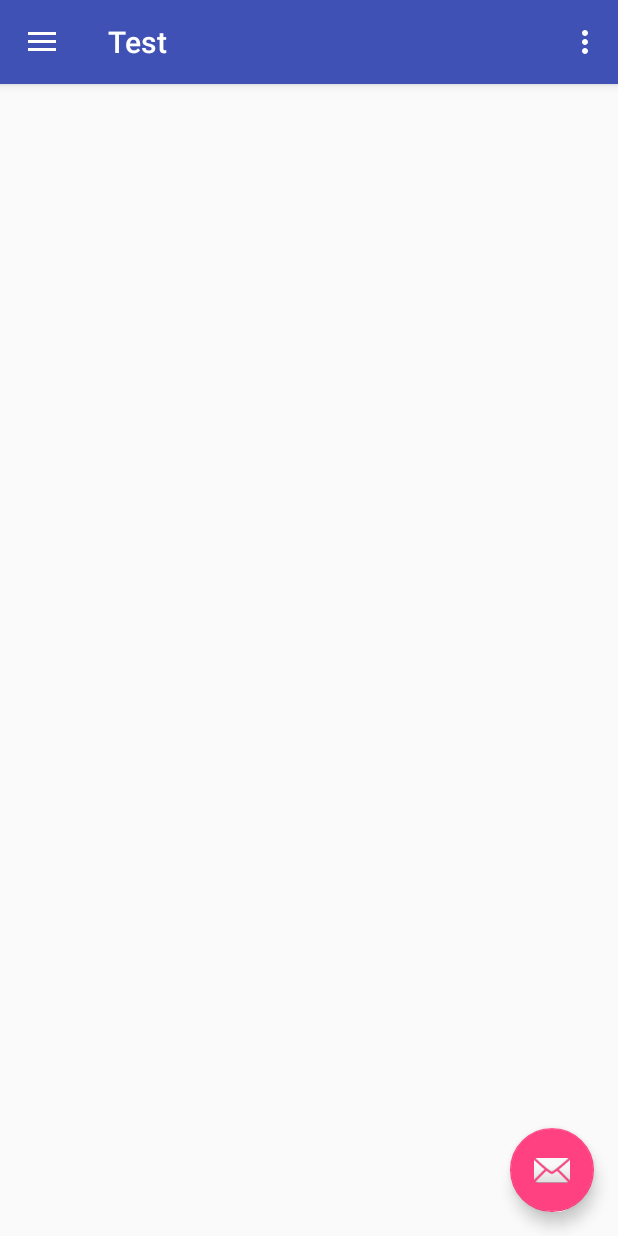
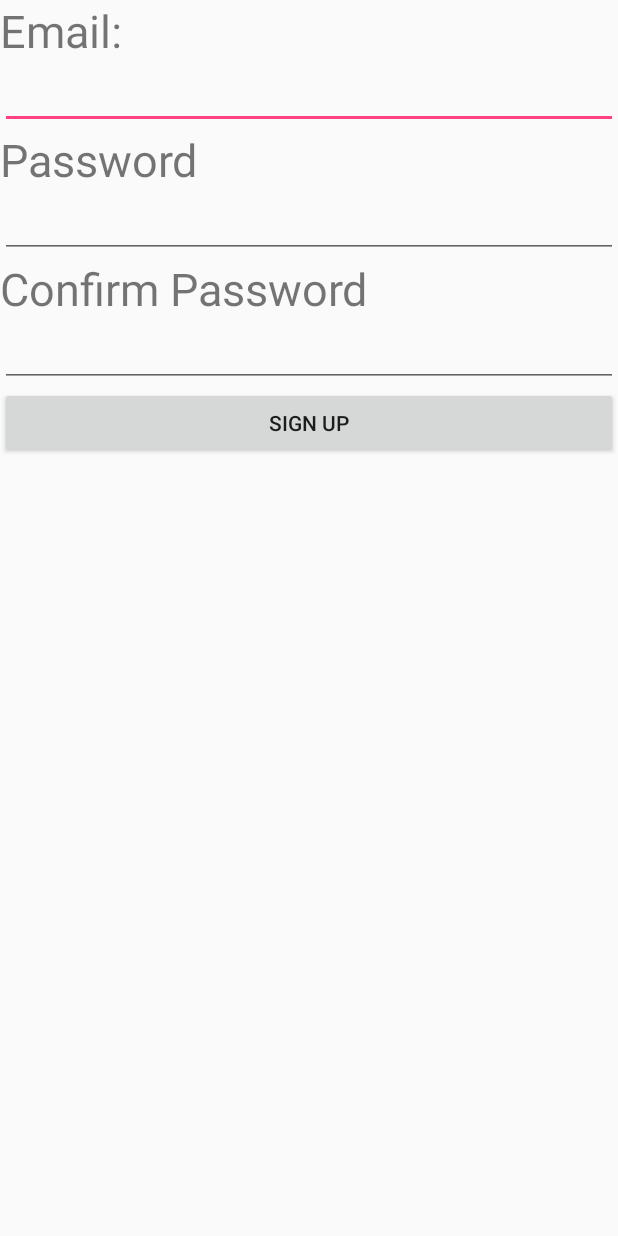
Before and after one commit to Ming4312/EventsHolding, an Android app: the screen it shows after launch (MainActivity before the commit, RegisterActivity after it), on a phone screen of 412 x 824 dp. Run offline under Robolectric (Android 15) with nearby library versions, the phone set to English and light mode, and no system bars; libraries missing offline, so code that uses them is left out: com.firebase.client, junit.framework.

Commit message:
change register and login method

```diff
--- a/app/src/main/AndroidManifest.xml
+++ b/app/src/main/AndroidManifest.xml
@@ -20,6 +20,8 @@
                 <category android:name="android.intent.category.LAUNCHER" />
             </intent-filter>
         </activity>
+        <activity android:name=".RegisterActivity"
+            android:label="Register"/>
     </application>
 
 </manifest>
--- a/app/src/main/java/com/example/kailun/test/MainActivity.java
+++ b/app/src/main/java/com/example/kailun/test/MainActivity.java
@@ -1,5 +1,8 @@
 package com.example.kailun.test;
 
+import android.app.FragmentTransaction;
+import android.content.Intent;
+import android.content.SharedPreferences;
 import android.os.Bundle;
 import android.support.design.widget.FloatingActionButton;
 import android.support.design.widget.Snackbar;
@@ -20,16 +23,21 @@ import com.firebase.client.Firebase;
 
 import junit.framework.Test;
 
+import org.w3c.dom.Text;
+
 public class MainActivity extends AppCompatActivity
         implements NavigationView.OnNavigationItemSelectedListener {
 
+    public static int REGISTER_REQUEST_CODE = 1;
+    public final  static String APP_STATUS="App Status";
+    public static MainActivity _this;
     @Override
     protected void onCreate(Bundle savedInstanceState) {
         super.onCreate(savedInstanceState);
         setContentView(R.layout.activity_main);
         Toolbar toolbar = (Toolbar) findViewById(R.id.toolbar);
         setSupportActionBar(toolbar);
-
+        _this = this;
 
 
         FloatingActionButton fab = (FloatingActionButton) findViewById(R.id.fab);
@@ -50,6 +58,12 @@ public class MainActivity extends AppCompatActivity
         NavigationView navigationView = (NavigationView) findViewById(R.id.nav_view);
 
         navigationView.setNavigationItemSelectedListener(this);
+
+        /*SharedPreferences preferences = getSharedPreferences(APP_STATUS,MODE_PRIVATE);
+        SharedPreferences.Editor editor = preferences.edit();
+        editor.remove("firstTime");
+        editor.commit();*/
+        firstRun();
     }
 
     @Override
@@ -113,4 +127,50 @@ public class MainActivity extends AppCompatActivity
         drawer.closeDrawer(GravityCompat.START);
         return true;
     }
+
+
+    public void onActivityResult(int requestCode, int resultCode, Intent data) {
+        //When signed up
+        if(requestCode == REGISTER_REQUEST_CODE){
+            if(resultCode == RESULT_OK){
+                setFirstTime();
+                goToLogin();
+
+            }
+        }
+
+    }
+    public void firstRun(){
+        SharedPreferences preferences = getSharedPreferences(APP_STATUS,MODE_PRIVATE);
+        Boolean isFirstTime = preferences.getBoolean("firstTime",true);
+        if(isFirstTime){
+            Intent intent = new Intent(this,RegisterActivity.class);
+            startActivityForResult(intent,REGISTER_REQUEST_CODE);
+        }else{
+            setNavHeaderText();
+        }
+    }
+    public void setFirstTime(){
+        //set boolean that the register form will not show on next time
+        SharedPreferences preferences = getSharedPreferences(APP_STATUS,MODE_PRIVATE);
+        SharedPreferences.Editor editor = preferences.edit();
+        editor.putBoolean("firstTime",false);
+        editor.commit();
+    }
+    public void goToLogin(){
+        //after sign up, go to login page
+        FragmentManager fragmentManager = getSupportFragmentManager();
+        Fragment fragment = new Login();
+        fragmentManager.beginTransaction().replace(R.id.container, fragment).commitAllowingStateLoss();
+        DrawerLayout drawer = (DrawerLayout) findViewById(R.id.drawer_layout);
+        drawer.closeDrawer(GravityCompat.START);
+    }
+    public void setNavHeaderText(){
+        //if logged in, change the header text to user email
+        NavigationView navigationView = (NavigationView) findViewById(R.id.nav_view);
+        navigationView.setNavigationItemSelectedListener(this);
+        View header=navigationView.getHeaderView(0);
+        TextView email = (TextView)header.findViewById(R.id.tv_logged_in_email);
+        email.setText(SaveSharedPreference.getUserName(MainActivity.this));
+    }
 }
--- /dev/null
+++ b/app/src/main/java/com/example/kailun/test/RegisterActivity.java
@@ -0,0 +1,77 @@
+package com.example.kailun.test;
+
+import android.app.Activity;
+import android.content.Intent;
+import android.os.Bundle;
+import android.view.View;
+import android.widget.Button;
+import android.widget.EditText;
+import android.widget.Toast;
+
+/**
+ * Created by kailun on 2016/9/3.
+ */
+public class RegisterActivity extends Activity {
+    EditText email;
+    EditText password;
+    EditText cpassword;
+    Button btn_signUp;
+    Intent intent;
+    @Override
+    protected void onCreate(Bundle savedInstanceState) {
+        super.onCreate(savedInstanceState);
+        setContentView(R.layout.activity_register);
+        intent = getIntent();
+        email = (EditText)findViewById(R.id.register_email);
+        password = (EditText)findViewById(R.id.register_password);
+        cpassword = (EditText)findViewById(R.id.register_con_password);
+        btn_signUp = (Button)findViewById(R.id.register_sign_up);
+        btn_signUp.setOnClickListener(new View.OnClickListener() {
+            @Override
+            public void onClick(View v) {
+                signUp();
+            }
+        });
+    }
+
+    public void signUp(){
+        String email = this.email.getText().toString();
+        String password = this.password.getText().toString();
+        String cpassword = this.cpassword.getText().toString();
+        //compare password and confirm password
+        if(!existingEmail()){
+            System.out.println("Enter");
+            if(password.equals(cpassword)){
+                if(validPassword(password)) {
+                    setResult(RESULT_OK, intent);
+                    finish();
+                }else{
+                    showToast("無效的密碼");
+                }
+            }else{
+                showToast("密碼確認錯誤");
+            }
+        }else{
+            //alert
+            showToast("郵件地址已被使用");
+        }
+
+
+    }
+    public boolean existingEmail(){
+
+        return  false;
+    }
+    public void showToast(String message){
+        Toast.makeText(this,message,Toast.LENGTH_LONG).show();
+    }
+    public boolean validPassword(String password){
+        //boolean hasSpecial   = !password.matches("[A-Za-z0-9 ]*");
+        boolean isNotEmpty = !password.equals("");
+        boolean isAtLeast8   = password.length() >=7;
+        boolean noConditions = !(password.contains("AND") || password.contains("NOT"));
+        boolean hasUppercase = !password.equals(password.toLowerCase());
+
+        return isNotEmpty && isAtLeast8 && noConditions && hasUppercase;
+    }
+}
--- a/app/src/main/res/layout/activity_login.xml
+++ b/app/src/main/res/layout/activity_login.xml
@@ -29,12 +29,6 @@
             android:layout_width="wrap_content"
             android:layout_height="wrap_content"
             android:text="Login"/>
-        <Button
-            android:id="@+id/register_btn"
-            android:layout_width="wrap_content"
-            android:layout_height="wrap_content"
-            android:layout_toRightOf="@+id/login_btn"
-            android:text="register"/>
     </RelativeLayout>
 
 </LinearLayout>
--- /dev/null
+++ b/app/src/main/res/layout/activity_register.xml
@@ -0,0 +1,40 @@
+<?xml version="1.0" encoding="utf-8"?>
+<LinearLayout xmlns:android="http://schemas.android.com/apk/res/android"
+    android:orientation="vertical" android:layout_width="match_parent"
+    android:layout_height="match_parent">
+    <TextView
+        android:layout_width="match_parent"
+        android:layout_height="wrap_content"
+        android:text="Email:"
+        android:textSize="30dp"/>
+    <EditText
+        android:id="@+id/register_email"
+        android:layout_width="match_parent"
+        android:layout_height="wrap_content"/>
+    <TextView
+        android:layout_width="match_parent"
+        android:layout_height="wrap_content"
+        android:text="Password"
+        android:textSize="30dp"/>
+    <EditText
+        android:id="@+id/register_password"
+        android:inputType="textPassword"
+        android:layout_width="match_parent"
+        android:layout_height="wrap_content"/>
+    <TextView
+        android:layout_width="match_parent"
+        android:layout_height="wrap_content"
+        android:text="Confirm Password"
+        android:textSize="30dp"/>
+    <EditText
+        android:id="@+id/register_con_password"
+        android:inputType="textPassword"
+        android:layout_width="match_parent"
+        android:layout_height="wrap_content"/>
+    <Button
+        android:id="@+id/register_sign_up"
+        android:layout_width="match_parent"
+        android:layout_height="wrap_content"
+        android:text="Sign Up"/>
+
+</LinearLayout>
```
Also changed, not shown: app/src/main/java/com/example/kailun/test/Login.java (+10 -7 lines), app/src/main/java/com/example/kailun/test/SaveSharedPreference.java (added, +28 -0 lines).
